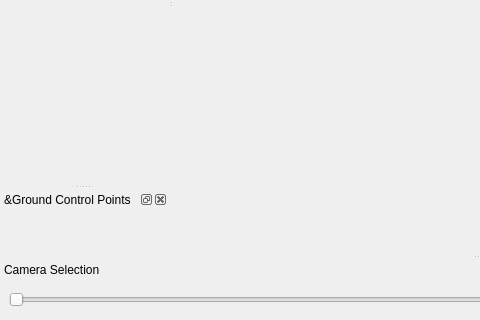
Kitware/TeleSculptor, file gui/MainWindow.ui: the form before one commit; both pictures show x 0 to 480 and y 280 to 600 of the 963 by 600 pixel window.
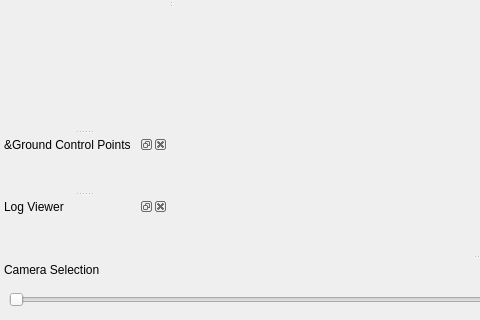
The form after the commit. Icons and pictures are not drawn. Custom widgets are drawn as their Qt base class.

Commit message: added a basic panel for log messages

The edit to the form file:
```diff
--- a/gui/MainWindow.ui
+++ b/gui/MainWindow.ui
@@ -248,6 +248,15 @@
    </attribute>
    <widget class="GroundControlPointsView" name="groundControlPoints"/>
   </widget>
+  <widget class="QDockWidget" name="loggerDock">
+   <property name="windowTitle">
+    <string>Log Viewer</string>
+   </property>
+   <attribute name="dockWidgetArea">
+    <number>1</number>
+   </attribute>
+   <widget class="LoggerView" name="Logger"/>
+  </widget>
   <action name="actionNewProject">
    <property name="text">
     <string>&amp;New Project</string>
@@ -602,6 +611,12 @@
    <header>GroundControlPointsView.h</header>
    <container>1</container>
   </customwidget>
+  <customwidget>
+   <class>LoggerView</class>
+   <extends>QWidget</extends>
+   <header>LoggerView.h</header>
+   <container>1</container>
+  </customwidget>
  </customwidgets>
  <resources>
   <include location="icons/icons.qrc"/>
```
The commit also changes 5 other files.
